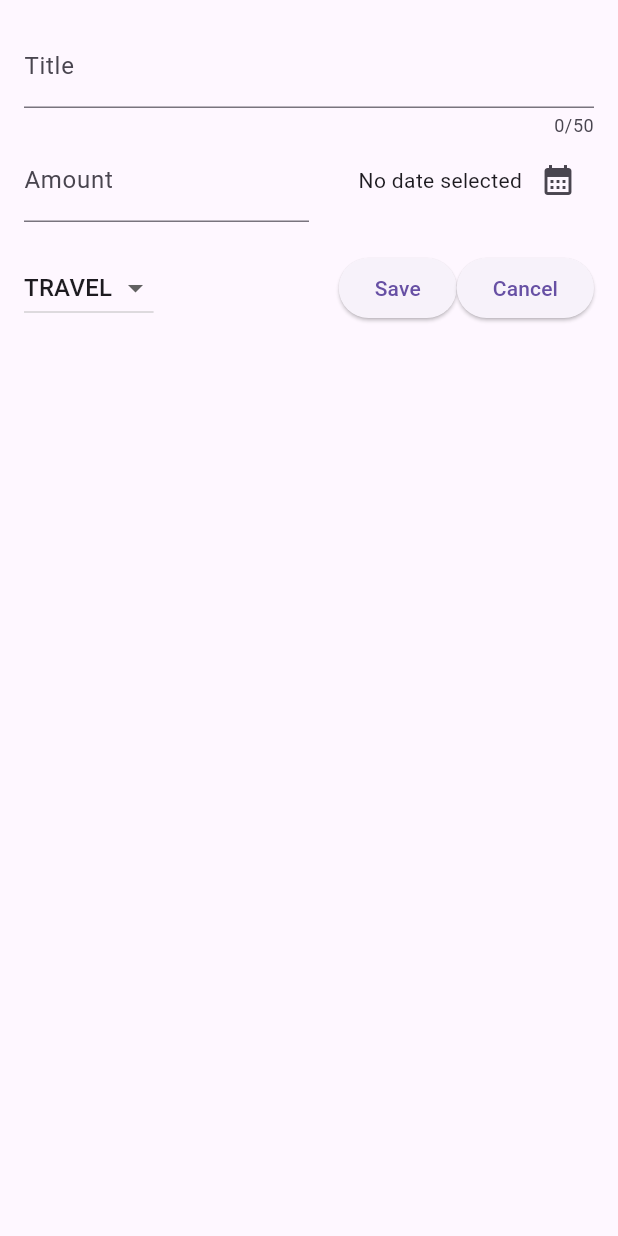
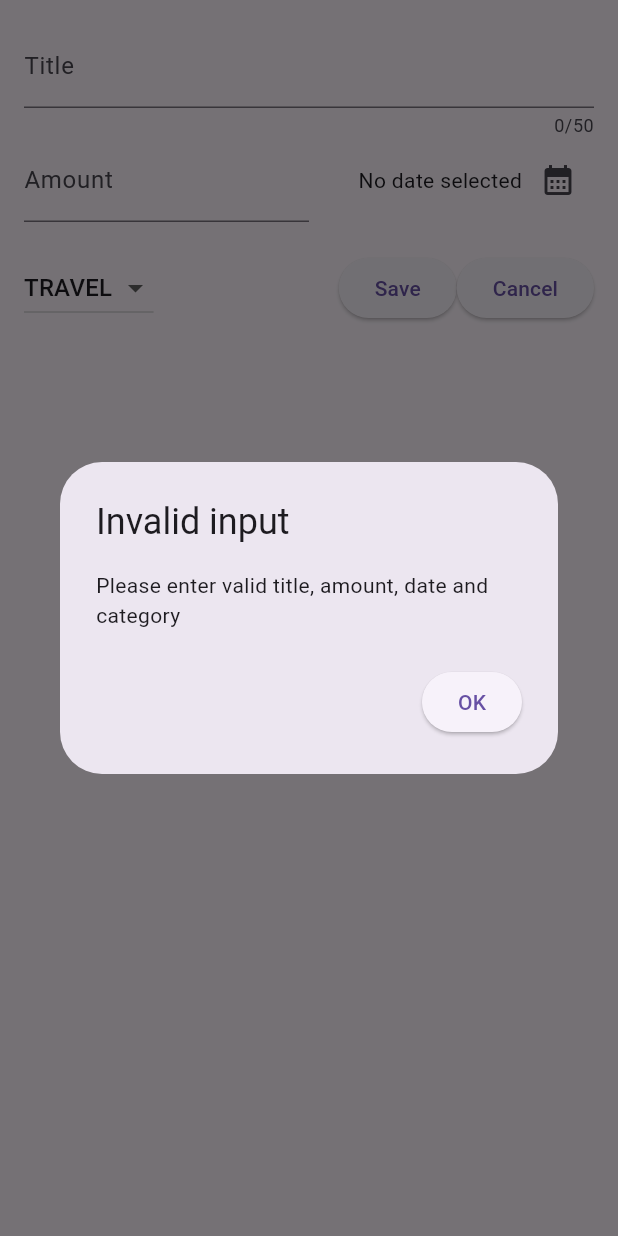
Before and after one commit to satyajeetmanu/expense_tracker, a Flutter app: the NewExpense widget shown alone on an empty page, opened directly, after a tap on "Save", on a phone screen of 412 x 824 dp. Run offline on Flutter 3.47's test engine with Material 2 defaults, Android fonts, the phone set to English and light mode, and no system bars.

Commit message:
implemented user input validation and error dialog

```diff
--- a/lib/widgets/new_expense.dart
+++ b/lib/widgets/new_expense.dart
@@ -35,6 +35,32 @@ class _NewExpenseState extends State<NewExpense> {
     _titleController.dispose();
     _amountController.dispose();
     super.dispose();
+  }
+
+  void _saveExpense() {
+    bool invalidAmount = double.tryParse(_amountController.text) == null;
+    bool invalidTitle = _titleController.text.trim().isEmpty;
+    bool invalidDate = _selectedDate == null;
+
+    if (invalidDate || invalidTitle || invalidAmount) {
+      showDialog(
+        context: context,
+        builder: (ctx) => AlertDialog(
+          title: const Text('Invalid input'),
+          content:
+              const Text('Please enter valid title, amount, date and category'),
+          actions: [
+            ElevatedButton(
+              onPressed: () {
+                Navigator.pop(ctx);
+              },
+              child: const Text('OK'),
+            )
+          ],
+        ),
+      );
+      return;
+    }
   }
 
   @override
@@ -105,10 +131,7 @@ class _NewExpenseState extends State<NewExpense> {
               ),
               const Spacer(),
               ElevatedButton(
-                onPressed: () {
-                  print('entered title is : ${_titleController.text}');
-                  print('entered amount is : ${_amountController.text}');
-                },
+                onPressed: _saveExpense,
                 child: const Text('Save'),
               ),
               ElevatedButton(
```
